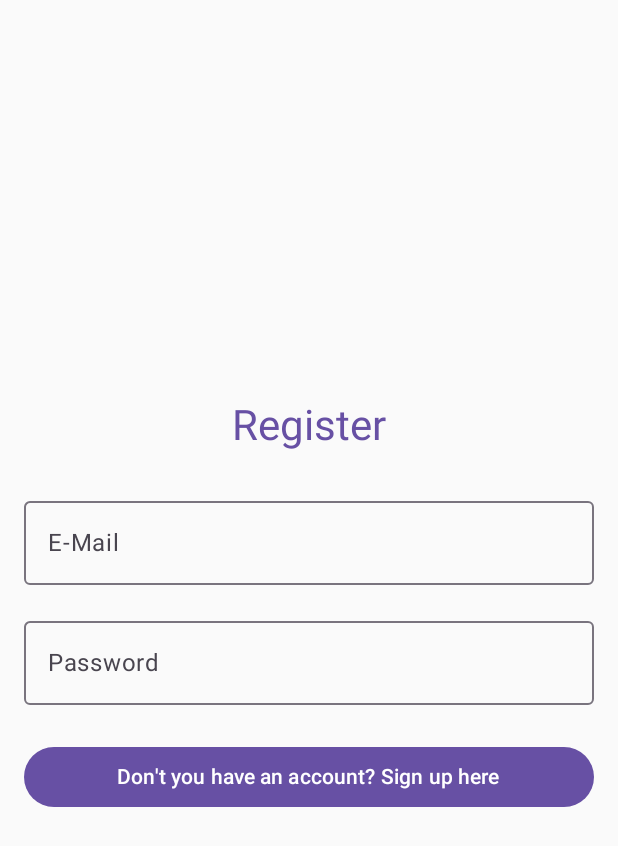
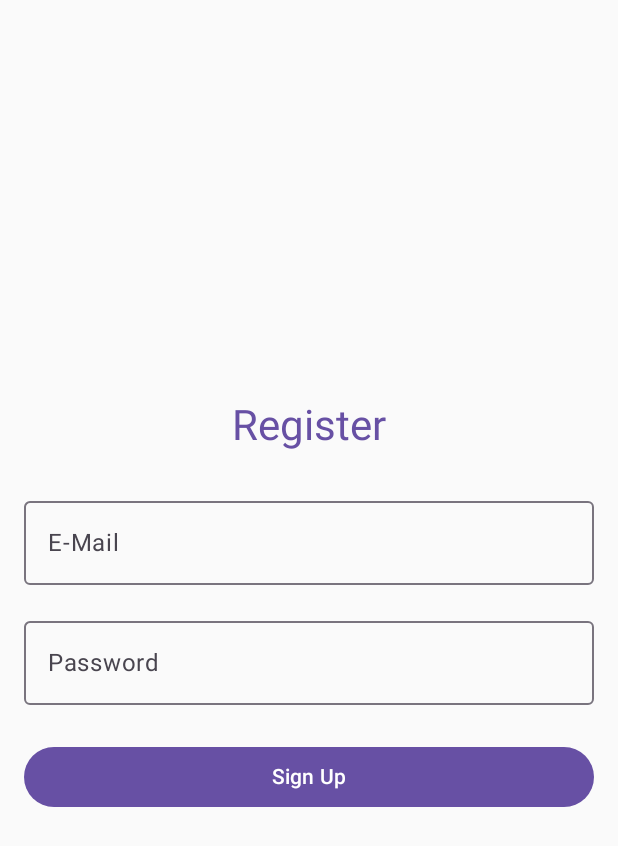
Before and after one commit to Suarking/Hiragana_Master_SPL, an Android app built with Jetpack Compose: the RegisterScreen screen opened through its navigation route, on a phone screen of 412 x 824 dp. Shown: the top 846 px of the screen. Run offline under Robolectric (Android 15) with nearby library versions, the phone set to English and light mode, and no system bars; our stand-ins replace Firebase (no records; nobody signed in at launch, a user with empty details on screens opened directly); libraries missing offline, so code that uses them is left out: com.google.mlkit.common, com.google.mlkit.vision.

```diff
--- a/app/src/main/java/com/spldev/hiraganamaster/ui/screens/RegisterScreen.kt
+++ b/app/src/main/java/com/spldev/hiraganamaster/ui/screens/RegisterScreen.kt
@@ -78,7 +78,7 @@ fun RegisterScreen(
             ),
             modifier = Modifier.fillMaxWidth()
         ) {
-            Text(stringResource(R.string.text_button_register))
+            Text(stringResource(R.string.text_button_sign_up))
         }
 
         Spacer(modifier = Modifier.height(16.dp))
```
